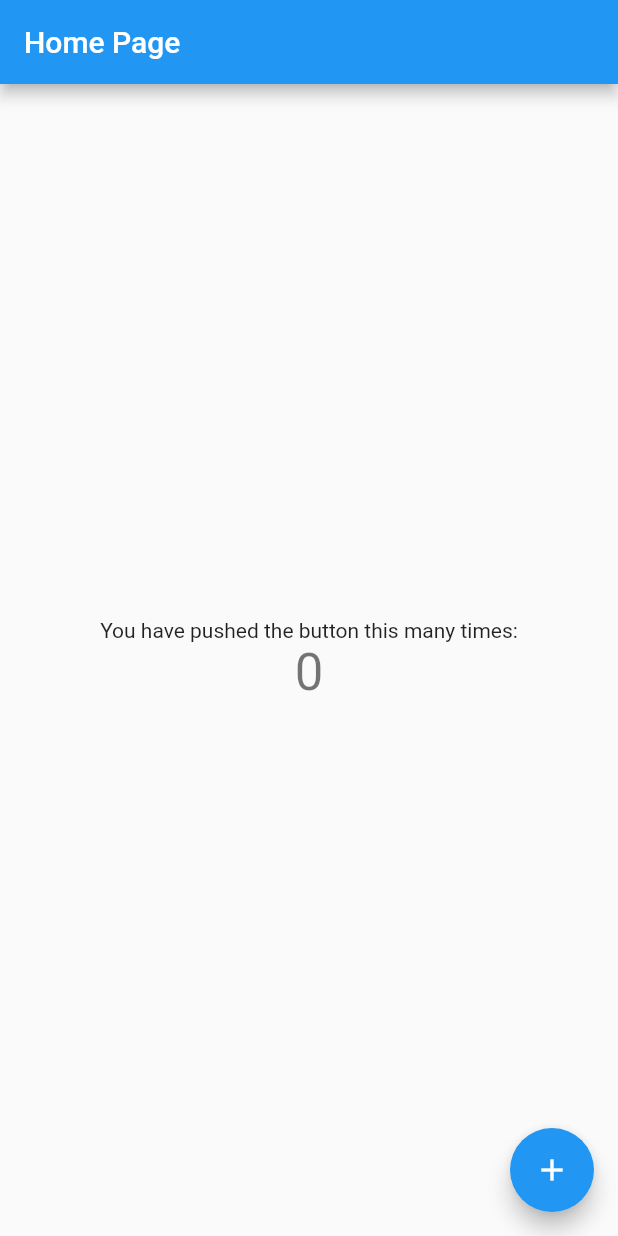
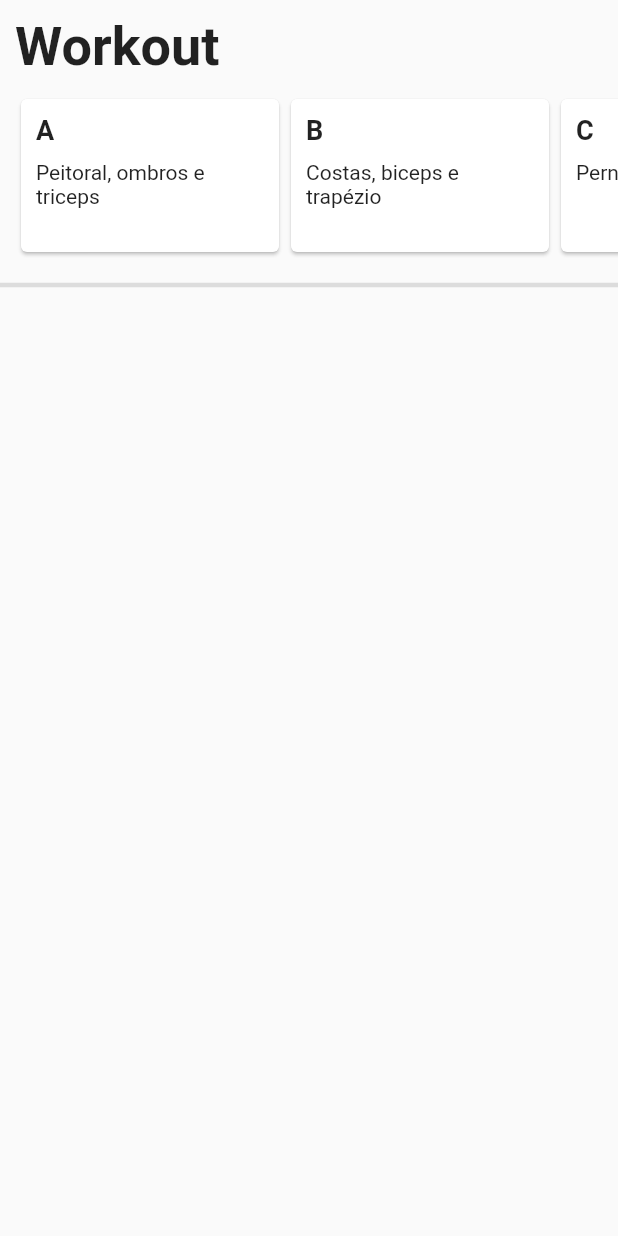
Before and after one commit to cavico/flutter-test-fit-app, a Flutter app: the screen it shows after launch, on a phone screen of 412 x 824 dp. Run offline on Flutter 3.47's test engine with Material 2 defaults, Android fonts, the phone set to English and light mode, and no system bars.

Commit message:
feat: workout widget created

```diff
--- /dev/null
+++ b/lib/home/index.dart
@@ -0,0 +1 @@
+export 'screens/screens.dart';
--- /dev/null
+++ b/lib/home/screens/home_screen.dart
@@ -0,0 +1,41 @@
+import 'package:flutter/material.dart';
+import 'package:flutter_test_fit_app/workout_list/widgets/widgets.dart';
+
+class HomeScreen extends StatelessWidget {
+  const HomeScreen({Key? key}) : super(key: key);
+  final _customDivider = const Divider(thickness: 3);
+  final _customContainerPadding = const EdgeInsets.symmetric(vertical: 10);
+  final _headingStyle = const TextStyle(
+    fontStyle: FontStyle.normal,
+    fontWeight: FontWeight.bold,
+    fontSize: 36,
+  );
+
+  @override
+  Widget build(BuildContext context) {
+    return Scaffold(
+      body: ListView(
+        children: [
+          workoutBlock('Workout', const WorkoutListWidget()),
+          _customDivider,
+        ],
+      ),
+    );
+  }
+
+  Container workoutBlock(headingText, widgetBody) {
+    return Container(
+      padding: _customContainerPadding,
+      child: Column(
+        crossAxisAlignment: CrossAxisAlignment.start,
+        children: [
+          Padding(
+            padding: const EdgeInsets.symmetric(horizontal: 10),
+            child: Text(headingText, style: _headingStyle),
+          ),
+          widgetBody,
+        ],
+      ),
+    );
+  }
+}
--- /dev/null
+++ b/lib/home/screens/screens.dart
@@ -0,0 +1 @@
+export 'home_screen.dart';
--- a/lib/main.dart
+++ b/lib/main.dart
@@ -1,5 +1,5 @@
 import 'package:flutter/material.dart';
-import 'package:flutter_test_fit_app/home.dart';
+import 'package:flutter_test_fit_app/home/index.dart';
 
 void main() {
   runApp(const MyApp());
@@ -15,7 +15,7 @@ class MyApp extends StatelessWidget {
       theme: ThemeData.light(),
       darkTheme: ThemeData.dark(),
       themeMode: ThemeMode.system,
-      home: const MyHomePage(title: 'Home Page'),
+      home: const HomeScreen(),
     );
   }
 }
--- /dev/null
+++ b/lib/workout_list/index.dart
@@ -0,0 +1 @@
+export 'widgets/widgets.dart';
--- /dev/null
+++ b/lib/workout_list/widgets/widgets.dart
@@ -0,0 +1 @@
+export 'workout_list_widget.dart';
--- /dev/null
+++ b/lib/workout_list/widgets/workout_list_widget.dart
@@ -0,0 +1,50 @@
+import 'package:flutter/material.dart';
+
+class WorkoutListWidget extends StatelessWidget {
+  const WorkoutListWidget({Key? key}) : super(key: key);
+  final _workoutLetterStyle = const TextStyle(
+    fontWeight: FontWeight.bold,
+    fontSize: 18,
+  );
+
+  SizedBox workoutCard(_workoutKey, _workoutDescription) {
+    return SizedBox(
+      width: 180,
+      child: Card(
+        child: Padding(
+          padding: const EdgeInsets.all(10),
+          child: Column(
+            crossAxisAlignment: CrossAxisAlignment.start,
+            children: [
+              Padding(
+                padding: const EdgeInsets.fromLTRB(0, 0, 0, 10),
+                child: Text(
+                  _workoutKey,
+                  style: _workoutLetterStyle,
+                ),
+              ),
+              Text(_workoutDescription),
+            ],
+          ),
+        ),
+      ),
+    );
+  }
+
+  @override
+  Widget build(BuildContext context) {
+    return Container(
+      margin: const EdgeInsets.fromLTRB(0, 10, 0, 0),
+      height: 110,
+      child: ListView(
+        padding: const EdgeInsets.symmetric(horizontal: 10),
+        scrollDirection: Axis.horizontal,
+        children: <Widget>[
+          workoutCard('A', 'Peitoral, ombros e triceps'),
+          workoutCard('B', 'Costas, biceps e trapézio'),
+          workoutCard('C', 'Pernas e abdomen'),
+        ],
+      ),
+    );
+  }
+}
--- a/pubspec.yaml
+++ b/pubspec.yaml
@@ -34,6 +34,7 @@ dependencies:
   # The following adds the Cupertino Icons font to your application.
   # Use with the CupertinoIcons class for iOS style icons.
   cupertino_icons: ^1.0.2
+  feature_folder_cli: ^0.0.4
 
 dev_dependencies:
   flutter_test:
```
